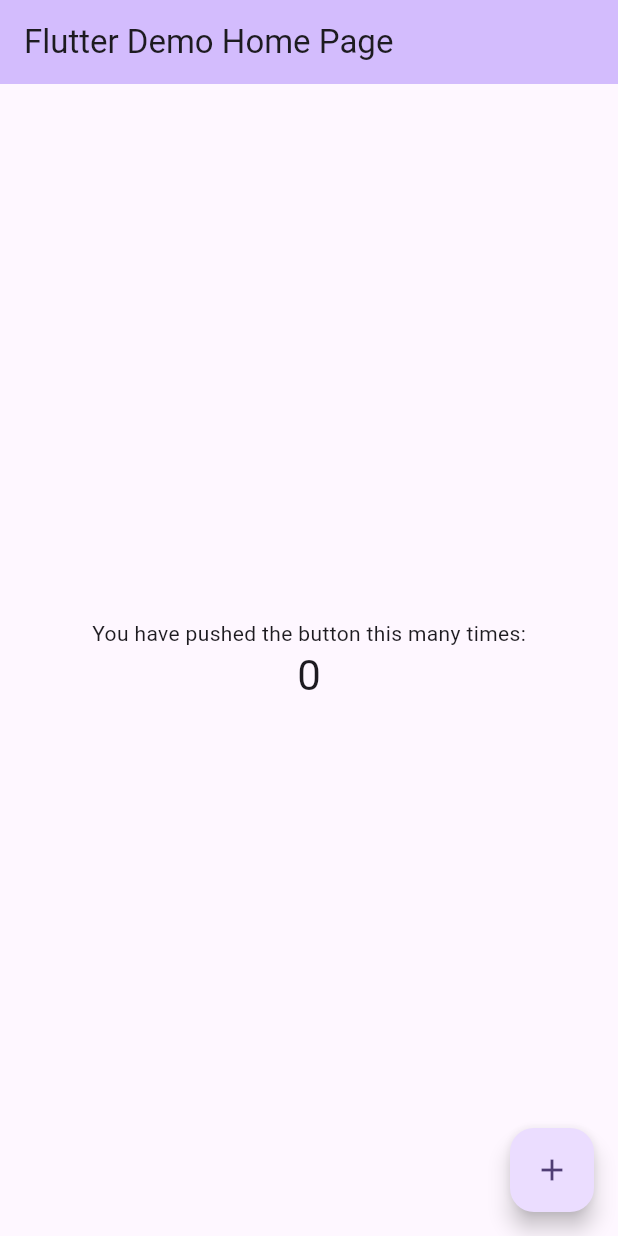
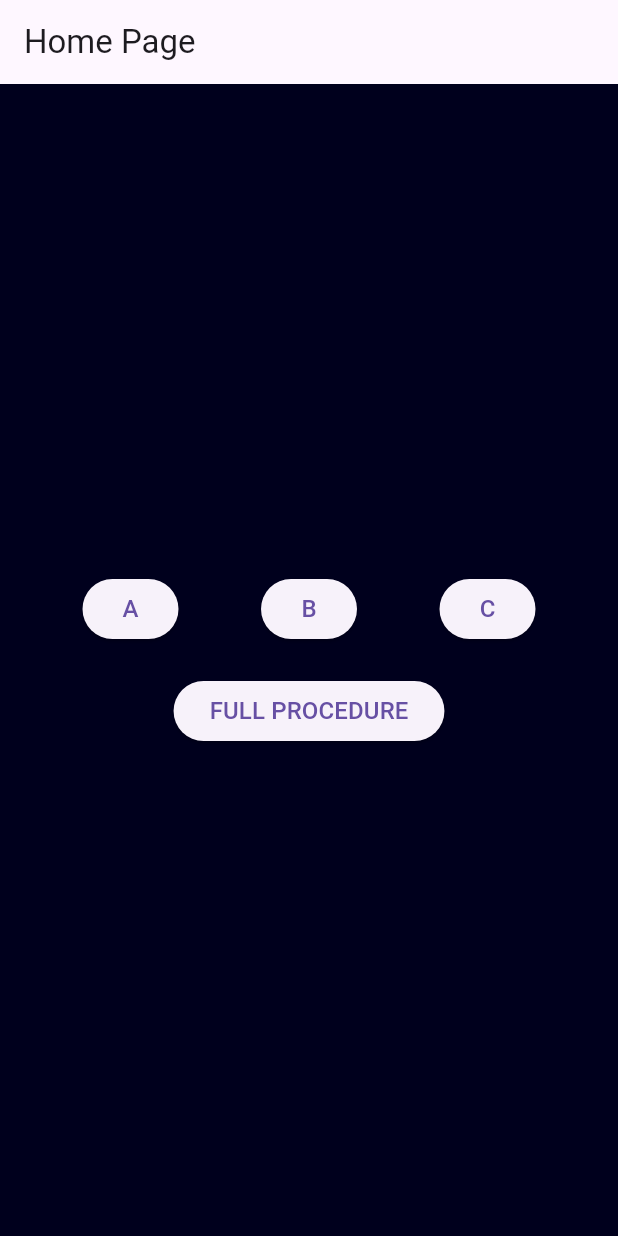
Before and after one commit to alexreitler/EchoInterpreter-ERAssistant, a Flutter app: the screen it shows after launch, on a phone screen of 412 x 824 dp. Run offline on Flutter 3.47's test engine with Material 3 defaults, Android fonts, the phone set to English and light mode, and no system bars.

Commit message:
Made most of the UI

```diff
--- a/er_assistant/lib/main.dart
+++ b/er_assistant/lib/main.dart
@@ -7,119 +7,163 @@
 class MyApp extends StatelessWidget {
   const MyApp({super.key});
 
-  // This widget is the root of your application.
   @override
   Widget build(BuildContext context) {
     return MaterialApp(
-      title: 'Flutter Demo',
-      theme: ThemeData(
-        // This is the theme of your application.
-        //
-        // TRY THIS: Try running your application with "flutter run". You'll see
-        // the application has a purple toolbar. Then, without quitting the app,
-        // try changing the seedColor in the colorScheme below to Colors.green
-        // and then invoke "hot reload" (save your changes or press the "hot
-        // reload" button in a Flutter-supported IDE, or press "r" if you used
-        // the command line to start the app).
-        //
-        // Notice that the counter didn't reset back to zero; the application
-        // state is not lost during the reload. To reset the state, use hot
-        // restart instead.
-        //
-        // This works for code too, not just values: Most code changes can be
-        // tested with just a hot reload.
-        colorScheme: ColorScheme.fromSeed(seedColor: Colors.deepPurple),
-        useMaterial3: true,
-      ),
-      home: const MyHomePage(title: 'Flutter Demo Home Page'),
+      title: 'Flutter Example',
+      initialRoute: '/',
+      routes: {
+        '/': (context) => const HomePage(),
+        '/second': (context) => const SecondPage(),
+      },
     );
   }
 }
 
-class MyHomePage extends StatefulWidget {
-  const MyHomePage({super.key, required this.title});
-
-  // This widget is the home page of your application. It is stateful, meaning
-  // that it has a State object (defined below) that contains fields that affect
-  // how it looks.
-
-  // This class is the configuration for the state. It holds the values (in this
-  // case the title) provided by the parent (in this case the App widget) and
-  // used by the build method of the State. Fields in a Widget subclass are
-  // always marked "final".
-
-  final String title;
-
-  @override
-  State<MyHomePage> createState() => _MyHomePageState();
-}
-
-class _MyHomePageState extends State<MyHomePage> {
-  int _counter = 0;
-
-  void _incrementCounter() {
-    setState(() {
-      // This call to setState tells the Flutter framework that something has
-      // changed in this State, which causes it to rerun the build method below
-      // so that the display can reflect the updated values. If we changed
-      // _counter without calling setState(), then the build method would not be
-      // called again, and so nothing would appear to happen.
-      _counter++;
-    });
-  }
+class HomePage extends StatelessWidget {
+  const HomePage({super.key});
 
   @override
   Widget build(BuildContext context) {
-    // This method is rerun every time setState is called, for instance as done
-    // by the _incrementCounter method above.
-    //
-    // The Flutter framework has been optimized to make rerunning build methods
-    // fast, so that you can just rebuild anything that needs updating rather
-    // than having to individually change instances of widgets.
     return Scaffold(
+      backgroundColor: const Color(0xFF00001D),
       appBar: AppBar(
-        // TRY THIS: Try changing the color here to a specific color (to
-        // Colors.amber, perhaps?) and trigger a hot reload to see the AppBar
-        // change color while the other colors stay the same.
-        backgroundColor: Theme.of(context).colorScheme.inversePrimary,
-        // Here we take the value from the MyHomePage object that was created by
-        // the App.build method, and use it to set our appbar title.
-        title: Text(widget.title),
+        title: const Text('Home Page'),
       ),
-      body: Center(
-        // Center is a layout widget. It takes a single child and positions it
-        // in the middle of the parent.
-        child: Column(
-          // Column is also a layout widget. It takes a list of children and
-          // arranges them vertically. By default, it sizes itself to fit its
-          // children horizontally, and tries to be as tall as its parent.
-          //
-          // Column has various properties to control how it sizes itself and
-          // how it positions its children. Here we use mainAxisAlignment to
-          // center the children vertically; the main axis here is the vertical
-          // axis because Columns are vertical (the cross axis would be
-          // horizontal).
-          //
-          // TRY THIS: Invoke "debug painting" (choose the "Toggle Debug Paint"
-          // action in the IDE, or press "p" in the console), to see the
-          // wireframe for each widget.
-          mainAxisAlignment: MainAxisAlignment.center,
-          children: <Widget>[
-            const Text(
-              'You have pushed the button this many times:',
+      body: Column(
+        mainAxisAlignment: MainAxisAlignment.center,
+        children: [
+          const Row(
+            mainAxisAlignment: MainAxisAlignment.spaceEvenly,
+            children: [
+              CustomButton(label: 'A'),
+              CustomButton(label: 'B'),
+              CustomButton(label: 'C'),
+            ],
+          ),
+          const SizedBox(height: 20.0),
+          ElevatedButton(
+            onPressed: () {
+              Navigator.pushNamed(context, '/second');
+            },
+            child: const Text(
+              'FULL PROCEDURE',
+              style: TextStyle(fontSize: 16.0),
             ),
-            Text(
-              '$_counter',
-              style: Theme.of(context).textTheme.headlineMedium,
-            ),
-          ],
-        ),
+          ),
+        ],
       ),
-      floatingActionButton: FloatingActionButton(
-        onPressed: _incrementCounter,
-        tooltip: 'Increment',
-        child: const Icon(Icons.add),
-      ), // This trailing comma makes auto-formatting nicer for build methods.
     );
   }
 }
+
+class CustomButton extends StatelessWidget {
+  final String label;
+
+  const CustomButton({
+    Key? key,
+    required this.label,
+  }) : super(key: key);
+
+  @override
+  Widget build(BuildContext context) {
+    return ElevatedButton(
+      onPressed: () {
+        // Add your button click logic here
+        print('$label button pressed.');
+      },
+      child: Text(
+        label,
+        style: const TextStyle(fontSize: 16.0),
+      ),
+    );
+  }
+}
+
+class SecondPage extends StatelessWidget {
+  const SecondPage({super.key});
+
+  @override
+  Widget build(BuildContext context) {
+    return Scaffold(
+      backgroundColor:
+          const Color(0xFF00001D), // Set your desired background color,
+      appBar: AppBar(
+        title: const Text('Second Page'),
+      ),
+      body: Column(
+        crossAxisAlignment: CrossAxisAlignment.stretch,
+        children: [
+          Row(
+            children: [
+              Expanded(
+                flex: 4,
+                child: Container(
+                  child: Image.asset(
+                    'assets/images/guideimg.png',
+                    //width: double.infinity, // Adjust the width as needed
+                    height: 545,
+                    //fit: BoxFit.contain, // Adjust the BoxFit as needed
+                  ),
+                ),
+              ),
+              Expanded(
+                flex: 6,
+                child: Column(
+                  children: [
+                    //const Text('Waiting for upload...'),
+                    const SizedBox(height: 20),
+                    SizedBox(
+                      width: double.infinity,
+                      child: Image.network(
+                        'https://example.com/external_image.jpg',
+                        errorBuilder: (context, error, stackTrace) {
+                          return const Text('Waiting for upload...',
+                              textAlign: TextAlign.center,
+                              style: TextStyle(color: Colors.white));
+                        },
+                      ),
+                    ),
+                  ],
+                ),
+              ),
+            ],
+          ),
+          //const Spacer(), // Add Spacer to push yellow bar to the bottom
+          Container(
+            height: 80.0, // Adjust the height as needed
+            color: Colors.yellow,
+            child: Row(
+              mainAxisAlignment: MainAxisAlignment.spaceBetween,
+              children: [
+                Expanded(
+                  flex: 4,
+                  child: ElevatedButton(
+                    onPressed: () {
+                      // Handle file upload logic here
+                      // You can use packages like file_picker to implement file selection
+                      print('Upload button pressed.');
+                    },
+                    child: const Text('Upload'),
+                  ),
+                ),
+                Expanded(
+                  flex: 6,
+                  child: Container(
+                    alignment: Alignment.center,
+                    color: Colors.red,
+                    padding: const EdgeInsets.all(10.0),
+                    child: const Text(
+                      'No abnormalities found',
+                      style: TextStyle(color: Colors.white),
+                    ),
+                  ),
+                ),
+              ],
+            ),
+          ),
+        ],
+      ),
+    );
+  }
+}
--- a/er_assistant/pubspec.yaml
+++ b/er_assistant/pubspec.yaml
@@ -59,8 +59,8 @@ flutter:
   uses-material-design: true
 
   # To add assets to your application, add an assets section, like this:
-  # assets:
-  #   - images/a_dot_burr.jpeg
+  assets:
+     - assets/images/guideimg.png
   #   - images/a_dot_ham.jpeg
 
   # An image asset can refer to one or more resolution-specific "variants", see
```
Also changed, not shown: er_assistant/assets/images/guideimg.png (added).
